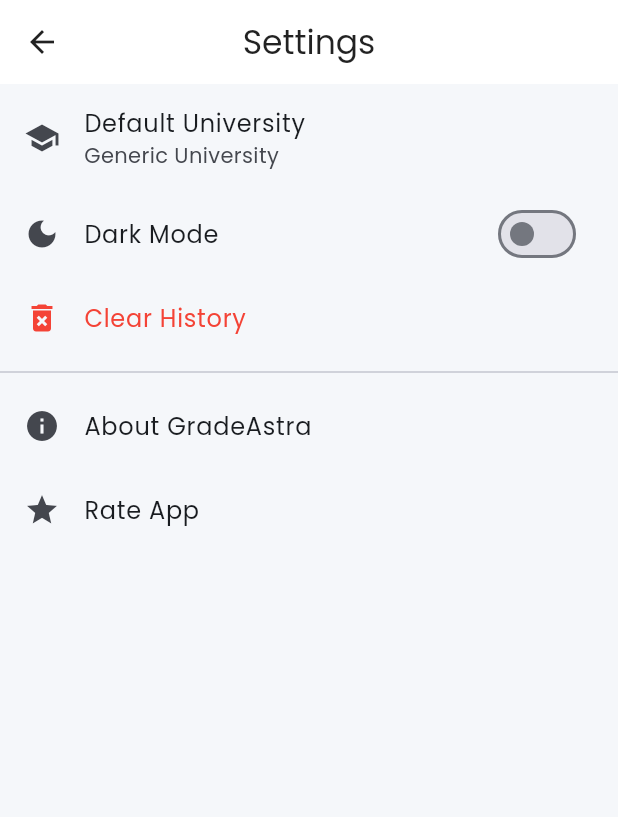
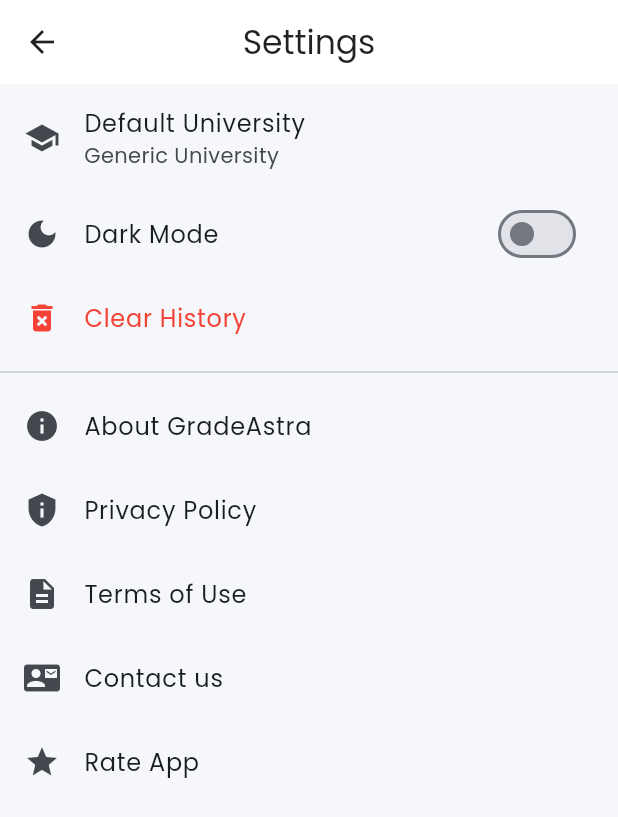
Before and after one commit to aasheesh333/GradeAstra, a Flutter app: the SettingsScreen screen opened directly, on a phone screen of 412 x 824 dp. Shown: the top 817 px of the screen. Run offline on Flutter 3.47's test engine with Material 3 defaults, Android fonts, the phone set to English and light mode, and no system bars; our stand-ins replace fl_chart, flutter_staggered_animations, google_fonts, google_mobile_ads, screenshot, share_plus and 1 more; accounts and stored records are empty; network calls fail.

Commit message:
feat: Add adaptive app icon and Settings external links
- Added adaptive Android app icon using flutter_launcher_icons with white background.
- Added url_launcher dependency to handle external link redirection.
- Added Privacy Policy, Terms of Use, and Contact Us buttons to Settings screen.
- Added <queries> element to AndroidManifest.xml for url_launcher support on Android 11+.

Co-authored-by: aasheesh333 <90947436+aasheesh333@users.noreply.github.com>

```diff
--- a/lib/screens/settings_screen.dart
+++ b/lib/screens/settings_screen.dart
@@ -1,6 +1,7 @@
 import 'package:flutter/material.dart';
 import 'package:google_fonts/google_fonts.dart';
 import 'package:provider/provider.dart';
+import 'package:url_launcher/url_launcher.dart';
 
 import '../providers/cgpa_provider.dart';
 import '../providers/theme_provider.dart';
@@ -117,6 +118,48 @@ class SettingsScreen extends StatelessWidget {
             },
           ),
           ListTile(
+            leading: const Icon(Icons.privacy_tip),
+            title: const Text('Privacy Policy'),
+            onTap: () async {
+              final Uri url = Uri.parse('https://dhanuk.page.gd/GradeAstra/Privacy-Policy.html');
+              if (await canLaunchUrl(url)) {
+                await launchUrl(url);
+              } else {
+                if (context.mounted) {
+                  ScaffoldMessenger.of(context).showSnackBar(const SnackBar(content: Text('Could not open Privacy Policy')));
+                }
+              }
+            },
+          ),
+          ListTile(
+            leading: const Icon(Icons.description),
+            title: const Text('Terms of Use'),
+            onTap: () async {
+              final Uri url = Uri.parse('https://dhanuk.page.gd/GradeAstra/Terms-of-use.html');
+              if (await canLaunchUrl(url)) {
+                await launchUrl(url);
+              } else {
+                if (context.mounted) {
+                  ScaffoldMessenger.of(context).showSnackBar(const SnackBar(content: Text('Could not open Terms of Use')));
+                }
+              }
+            },
+          ),
+          ListTile(
+            leading: const Icon(Icons.contact_mail),
+            title: const Text('Contact us'),
+            onTap: () async {
+              final Uri url = Uri.parse('https://dhanuk.page.gd/GradeAstra/Contact-us.html');
+              if (await canLaunchUrl(url)) {
+                await launchUrl(url);
+              } else {
+                if (context.mounted) {
+                  ScaffoldMessenger.of(context).showSnackBar(const SnackBar(content: Text('Could not open Contact us')));
+                }
+              }
+            },
+          ),
+          ListTile(
             leading: const Icon(Icons.star),
             title: const Text('Rate App'),
             onTap: () {
--- a/pubspec.yaml
+++ b/pubspec.yaml
@@ -19,6 +19,7 @@ dependencies:
   pdf: ^3.11.1
   path_provider: ^2.1.4
   intl: ^0.19.0
+  url_launcher: ^6.3.2
 
 dev_dependencies:
   flutter_test:
@@ -35,4 +36,6 @@ flutter_launcher_icons:
   android: "launcher_icon"
   ios: true
   image_path: "assets/images/app_icon.png"
+  adaptive_icon_background: "#FFFFFF"
+  adaptive_icon_foreground: "assets/images/app_icon.png"
   min_sdk_android: 21
```
Also changed, not shown: assets/images/app_icon.png, pubspec.lock, 35 other files.
